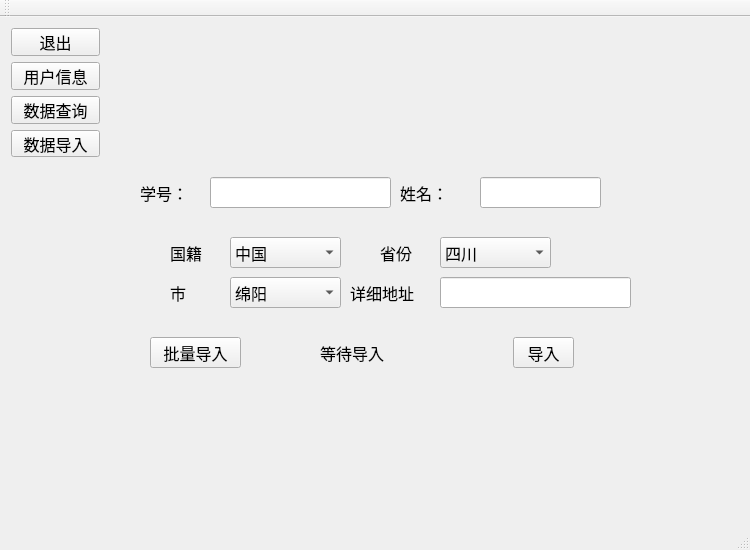
Old version of the form mainwindow.ui in the repository zhengnici/WorkProgram2020_Studentmanager.
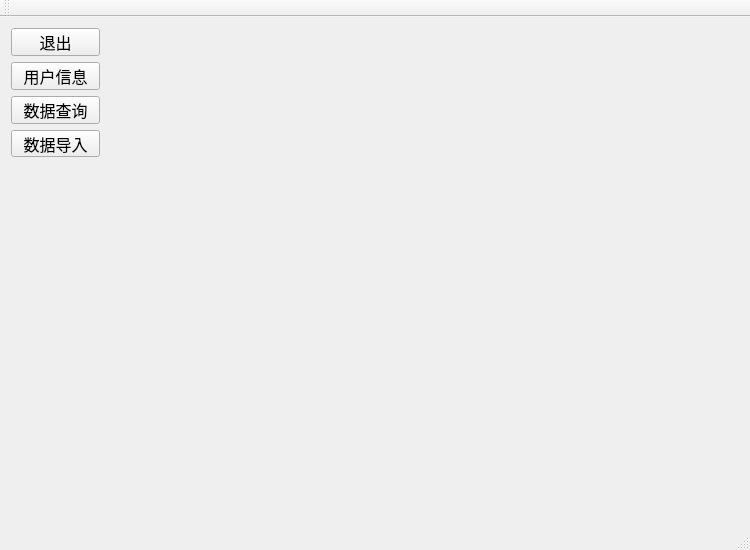
New version of the form.

```diff
--- a/mainwindow.ui
+++ b/mainwindow.ui
@@ -19,210 +19,6 @@
    <string>MainWindow</string>
   </property>
   <widget class="QWidget" name="centralWidget">
-   <widget class="QComboBox" name="comboBox_2">
-    <property name="geometry">
-     <rect>
-      <x>440</x>
-      <y>220</y>
-      <width>111</width>
-      <height>31</height>
-     </rect>
-    </property>
-    <item>
-     <property name="text">
-      <string>四川</string>
-     </property>
-    </item>
-    <item>
-     <property name="text">
-      <string>湖北</string>
-     </property>
-    </item>
-    <item>
-     <property name="text">
-      <string>江苏</string>
-     </property>
-    </item>
-   </widget>
-   <widget class="QComboBox" name="comboBox_3">
-    <property name="geometry">
-     <rect>
-      <x>230</x>
-      <y>260</y>
-      <width>111</width>
-      <height>31</height>
-     </rect>
-    </property>
-    <item>
-     <property name="text">
-      <string>绵阳</string>
-     </property>
-    </item>
-    <item>
-     <property name="text">
-      <string>雅安</string>
-     </property>
-    </item>
-    <item>
-     <property name="text">
-      <string>成都</string>
-     </property>
-    </item>
-   </widget>
-   <widget class="QComboBox" name="comboBox">
-    <property name="geometry">
-     <rect>
-      <x>230</x>
-      <y>220</y>
-      <width>111</width>
-      <height>31</height>
-     </rect>
-    </property>
-    <item>
-     <property name="text">
-      <string>中国</string>
-     </property>
-    </item>
-    <item>
-     <property name="text">
-      <string>苏联</string>
-     </property>
-    </item>
-   </widget>
-   <widget class="QLineEdit" name="lineEdit_7">
-    <property name="geometry">
-     <rect>
-      <x>440</x>
-      <y>260</y>
-      <width>191</width>
-      <height>31</height>
-     </rect>
-    </property>
-   </widget>
-   <widget class="QLabel" name="label">
-    <property name="geometry">
-     <rect>
-      <x>140</x>
-      <y>160</y>
-      <width>61</width>
-      <height>31</height>
-     </rect>
-    </property>
-    <property name="text">
-     <string>学号：</string>
-    </property>
-   </widget>
-   <widget class="QLabel" name="label_2">
-    <property name="geometry">
-     <rect>
-      <x>400</x>
-      <y>160</y>
-      <width>61</width>
-      <height>31</height>
-     </rect>
-    </property>
-    <property name="text">
-     <string>姓名：</string>
-    </property>
-   </widget>
-   <widget class="QLineEdit" name="lineEdit">
-    <property name="geometry">
-     <rect>
-      <x>210</x>
-      <y>160</y>
-      <width>181</width>
-      <height>31</height>
-     </rect>
-    </property>
-   </widget>
-   <widget class="QLineEdit" name="lineEdit_2">
-    <property name="geometry">
-     <rect>
-      <x>480</x>
-      <y>160</y>
-      <width>121</width>
-      <height>31</height>
-     </rect>
-    </property>
-   </widget>
-   <widget class="QLabel" name="label_4">
-    <property name="geometry">
-     <rect>
-      <x>170</x>
-      <y>220</y>
-      <width>41</width>
-      <height>31</height>
-     </rect>
-    </property>
-    <property name="text">
-     <string>国籍</string>
-    </property>
-   </widget>
-   <widget class="QLabel" name="label_5">
-    <property name="geometry">
-     <rect>
-      <x>380</x>
-      <y>220</y>
-      <width>41</width>
-      <height>31</height>
-     </rect>
-    </property>
-    <property name="text">
-     <string>省份</string>
-    </property>
-   </widget>
-   <widget class="QLabel" name="label_6">
-    <property name="geometry">
-     <rect>
-      <x>170</x>
-      <y>260</y>
-      <width>41</width>
-      <height>31</height>
-     </rect>
-    </property>
-    <property name="text">
-     <string>市</string>
-    </property>
-   </widget>
-   <widget class="QLabel" name="label_7">
-    <property name="geometry">
-     <rect>
-      <x>350</x>
-      <y>260</y>
-      <width>91</width>
-      <height>31</height>
-     </rect>
-    </property>
-    <property name="text">
-     <string>详细地址</string>
-    </property>
-   </widget>
-   <widget class="QPushButton" name="pushButton_5">
-    <property name="geometry">
-     <rect>
-      <x>150</x>
-      <y>320</y>
-      <width>91</width>
-      <height>31</height>
-     </rect>
-    </property>
-    <property name="text">
-     <string>批量导入</string>
-    </property>
-   </widget>
-   <widget class="QLabel" name="label_3">
-    <property name="geometry">
-     <rect>
-      <x>320</x>
-      <y>320</y>
-      <width>101</width>
-      <height>31</height>
-     </rect>
-    </property>
-    <property name="text">
-     <string>等待导入</string>
-    </property>
-   </widget>
    <widget class="QWidget" name="verticalLayoutWidget">
     <property name="geometry">
      <rect>
@@ -263,19 +59,6 @@
      </item>
     </layout>
    </widget>
-   <widget class="QPushButton" name="pushButton_6">
-    <property name="geometry">
-     <rect>
-      <x>513</x>
-      <y>320</y>
-      <width>61</width>
-      <height>31</height>
-     </rect>
-    </property>
-    <property name="text">
-     <string>导入</string>
-    </property>
-   </widget>
   </widget>
   <widget class="QMenuBar" name="menuBar">
    <property name="geometry">
```
